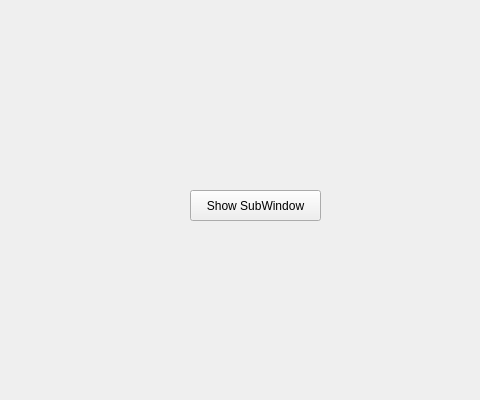
This is mainwindow.ui in wenhao801/GraphEditorPlus as Qt 5 draws it before an edit; both pictures show x 110 to 590 and y 0 to 400 of the 800 by 600 pixel window. The edited form follows.
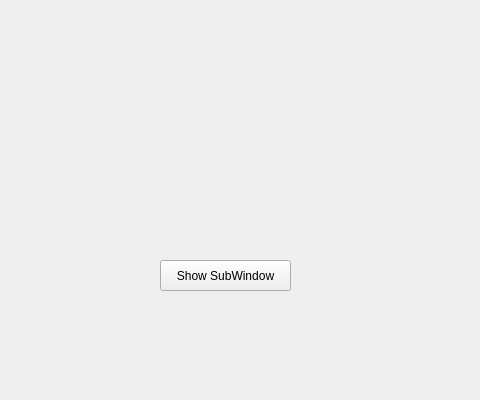
This is the edited form.

```diff
--- a/mainwindow.ui
+++ b/mainwindow.ui
@@ -17,8 +17,8 @@
    <widget class="QPushButton" name="showSub">
     <property name="geometry">
      <rect>
-      <x>300</x>
-      <y>190</y>
+      <x>270</x>
+      <y>260</y>
       <width>131</width>
       <height>31</height>
      </rect>
```
